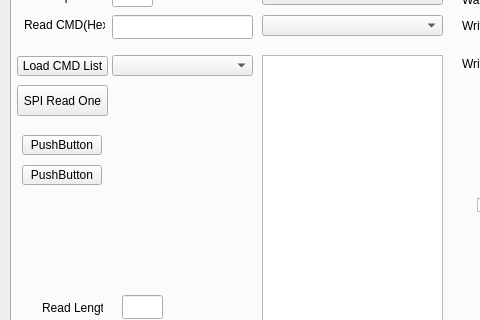
Before: the Qt Designer form mainwindow.ui in Goldenchen1012/Usb2uisApp, drawn with Qt 5; both pictures show x 0 to 480 and y 122 to 442 of the 1079 by 789 pixel window.
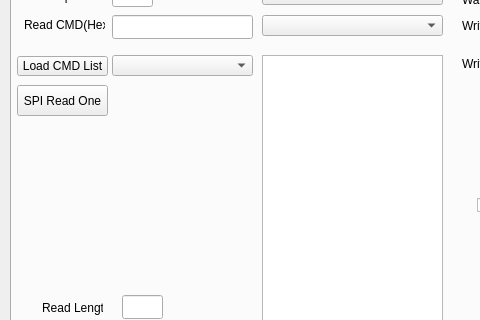
After: the same form once the commit is applied.

Commit message: Delete 2 button.

```diff
--- a/mainwindow.ui
+++ b/mainwindow.ui
@@ -569,32 +569,6 @@
        <string>SPI Read One</string>
       </property>
      </widget>
-     <widget class="QPushButton" name="pushButton">
-      <property name="geometry">
-       <rect>
-        <x>10</x>
-        <y>221</y>
-        <width>80</width>
-        <height>20</height>
-       </rect>
-      </property>
-      <property name="text">
-       <string>PushButton</string>
-      </property>
-     </widget>
-     <widget class="QPushButton" name="pushButton_2">
-      <property name="geometry">
-       <rect>
-        <x>10</x>
-        <y>251</y>
-        <width>80</width>
-        <height>20</height>
-       </rect>
-      </property>
-      <property name="text">
-       <string>PushButton</string>
-      </property>
-     </widget>
      <widget class="QGroupBox" name="groupBox">
       <property name="geometry">
        <rect>
```
The commit also changes 2 other files.
